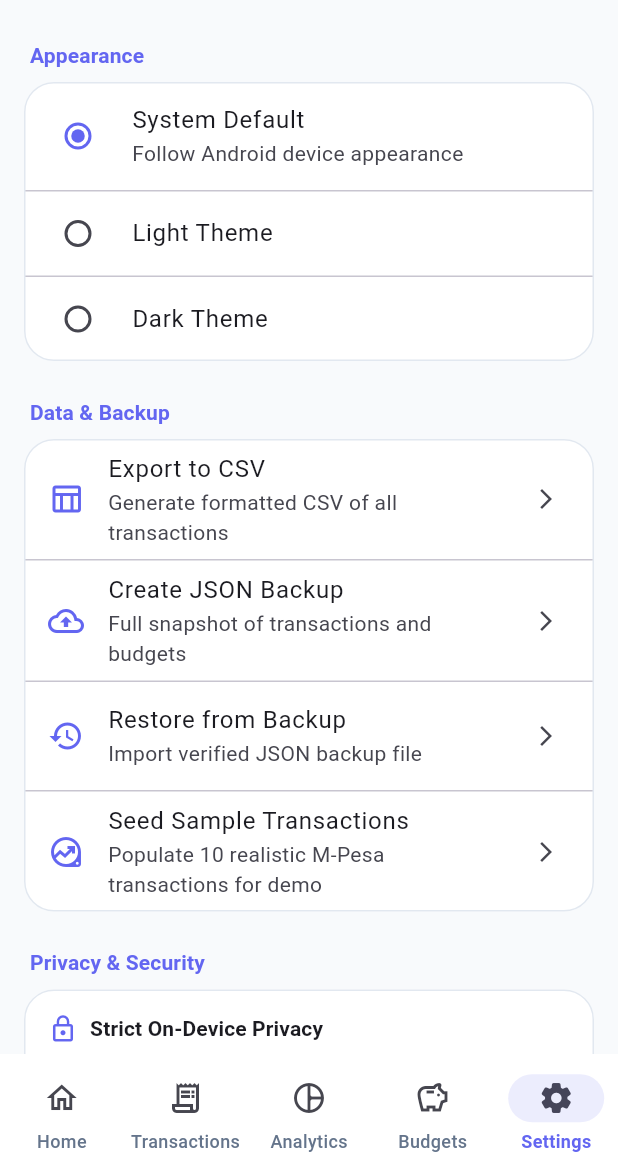
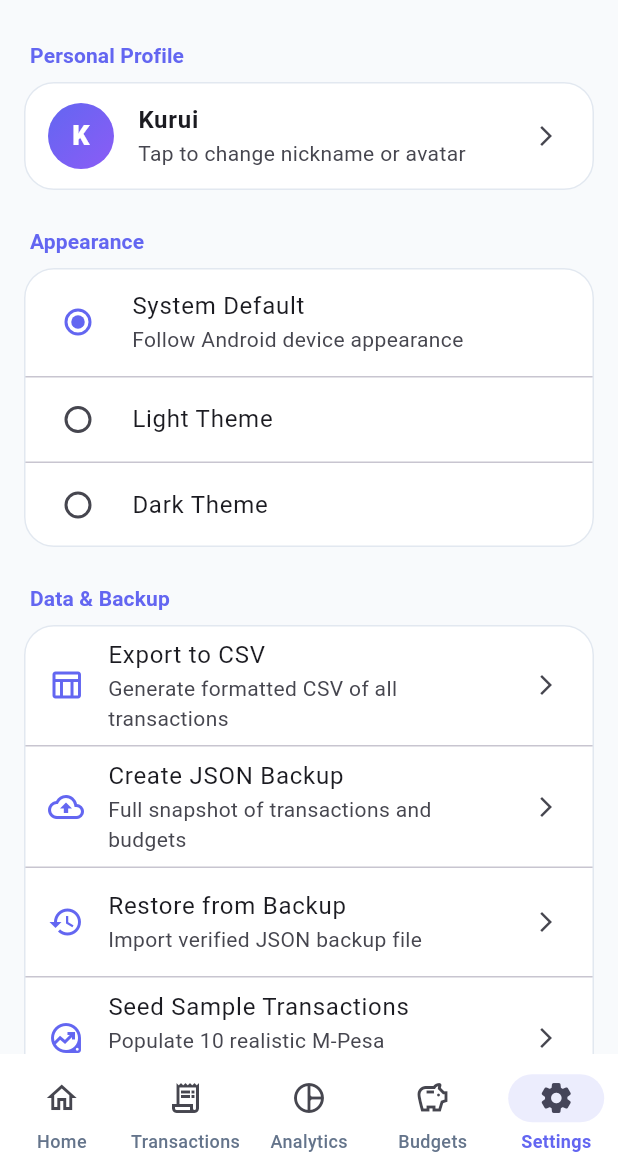
Before and after one commit to kurui-ian/GanjiPal, a Flutter app: the screen it shows after launch, item 5 of the bottom bar chosen, on a phone screen of 412 x 824 dp, the part 62-1236 px from its top. Run offline on Flutter 3.47's test engine with Material 3 defaults, Android fonts, the phone set to English and light mode, and no system bars; our stand-ins replace fl_chart, permission_handler, sqflite; accounts and stored records are empty.

Commit message:
feat(settings): add personal profile management section to settings

```diff
--- a/lib/presentation/screens/settings_screen.dart
+++ b/lib/presentation/screens/settings_screen.dart
@@ -4,6 +4,7 @@ import 'package:flutter/services.dart';
 import '../../core/constants/app_colors.dart';
 import '../../core/utils/sample_data_seeder.dart';
 import '../providers/app_state.dart';
+import '../widgets/profile_edit_dialog.dart';
 
 class SettingsScreen extends StatelessWidget {
   final AppState appState;
@@ -26,6 +27,55 @@ class SettingsScreen extends StatelessWidget {
               vertical: 12.0,
             ),
             children: [
+              // Profile Section
+              _buildSectionHeader(context, 'Personal Profile'),
+              Card(
+                child: ListTile(
+                  leading: Container(
+                    width: 44,
+                    height: 44,
+                    decoration: BoxDecoration(
+                      gradient: LinearGradient(
+                        colors: ProfileAvatarHelper.getConfig(
+                          appState.avatarIndex,
+                        ).gradient,
+                        begin: Alignment.topLeft,
+                        end: Alignment.bottomRight,
+                      ),
+                      shape: BoxShape.circle,
+                    ),
+                    child: Center(
+                      child: Text(
+                        appState.userName.isNotEmpty
+                            ? appState.userName[0].toUpperCase()
+                            : 'K',
+                        style: const TextStyle(
+                          color: Colors.white,
+                          fontWeight: FontWeight.w800,
+                          fontSize: 18,
+                        ),
+                      ),
+                    ),
+                  ),
+                  title: Text(
+                    appState.userName,
+                    style: const TextStyle(fontWeight: FontWeight.w700),
+                  ),
+                  subtitle: const Text('Tap to change nickname or avatar'),
+                  trailing: const Icon(Icons.arrow_forward_ios, size: 16),
+                  onTap: () {
+                    showModalBottomSheet(
+                      context: context,
+                      isScrollControlled: true,
+                      backgroundColor: Colors.transparent,
+                      builder: (_) =>
+                          ProfileEditBottomSheet(appState: appState),
+                    );
+                  },
+                ),
+              ),
+              const SizedBox(height: 24),
+
               // Appearance Section
               _buildSectionHeader(context, 'Appearance'),
               Card(
```
